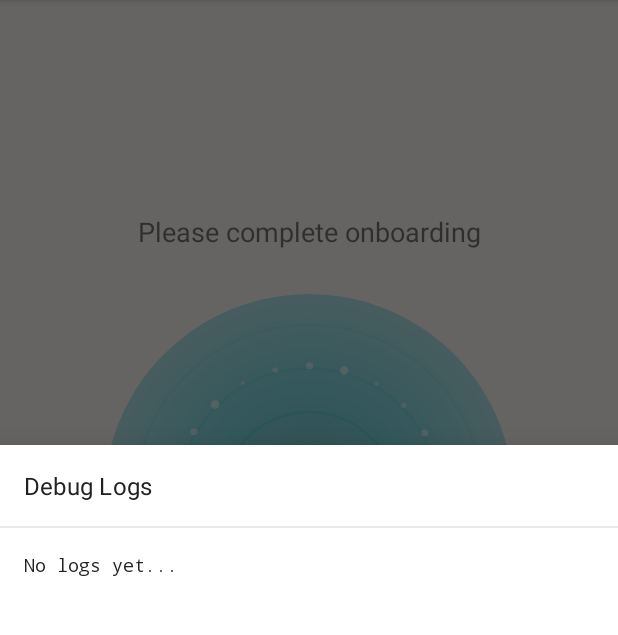
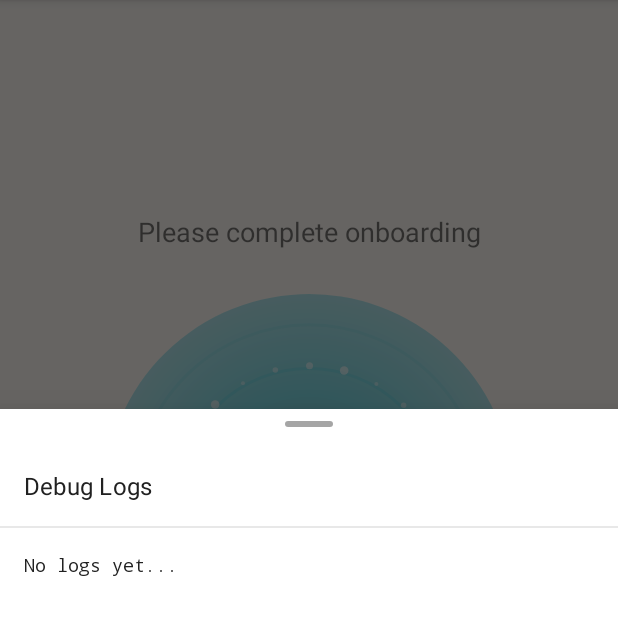
Before and after one commit to mrsheepuk/ha-live, an Android app: the fragment DebugLogsBottomSheet placed in its activity, on a phone screen of 412 x 824 dp, the part 84-719 px from its top. Run offline under Robolectric (Android 15) with nearby library versions, the phone set to English and light mode, and no system bars; 1 statement that could not run was skipped.

Commit message:
Fix debug log scroll conflict with bottom sheet drawer (#39)
- Replace ScrollView with NestedScrollView for better scroll coordination
- Add drag handle UI element (32dp × 4dp rounded bar) for visual affordance
- Configure BottomSheetBehavior to skip collapsed state and always expand
- Prevents scroll gestures from triggering drawer dismissal

Co-authored-by: Claude <noreply@anthropic.com>

```diff
--- a/app/app/src/main/java/uk/co/mrsheep/halive/ui/DebugLogsBottomSheet.kt
+++ b/app/app/src/main/java/uk/co/mrsheep/halive/ui/DebugLogsBottomSheet.kt
@@ -4,9 +4,11 @@ import android.os.Bundle
 import android.view.LayoutInflater
 import android.view.View
 import android.view.ViewGroup
-import android.widget.ScrollView
 import android.widget.TextView
+import androidx.core.widget.NestedScrollView
 import androidx.lifecycle.lifecycleScope
+import com.google.android.material.bottomsheet.BottomSheetBehavior
+import com.google.android.material.bottomsheet.BottomSheetDialog
 import com.google.android.material.bottomsheet.BottomSheetDialogFragment
 import kotlinx.coroutines.launch
 import uk.co.mrsheep.halive.R
@@ -15,7 +17,7 @@ import uk.co.mrsheep.halive.core.LogEntry
 class DebugLogsBottomSheet : BottomSheetDialogFragment() {
 
     private lateinit var debugLogText: TextView
-    private lateinit var debugLogScrollView: ScrollView
+    private lateinit var debugLogScrollView: NestedScrollView
 
     companion object {
         fun newInstance(): DebugLogsBottomSheet {
@@ -37,6 +39,12 @@ class DebugLogsBottomSheet : BottomSheetDialogFragment() {
         // Find views
         debugLogText = view.findViewById(R.id.debugLogText)
         debugLogScrollView = view.findViewById(R.id.debugLogScrollView)
+
+        // Configure bottom sheet behavior for better scroll handling
+        (dialog as? BottomSheetDialog)?.behavior?.apply {
+            skipCollapsed = true
+            state = BottomSheetBehavior.STATE_EXPANDED
+        }
 
         // Get the MainActivity's viewModel
         val viewModel = (requireActivity() as MainActivity).provideViewModel()
--- /dev/null
+++ b/app/app/src/main/res/drawable/drag_handle_background.xml
@@ -0,0 +1,6 @@
+<?xml version="1.0" encoding="utf-8"?>
+<shape xmlns:android="http://schemas.android.com/apk/res/android"
+    android:shape="rectangle">
+    <solid android:color="?attr/colorOnSurface" />
+    <corners android:radius="2dp" />
+</shape>
--- a/app/app/src/main/res/layout/fragment_debug_logs_bottom_sheet.xml
+++ b/app/app/src/main/res/layout/fragment_debug_logs_bottom_sheet.xml
@@ -5,6 +5,16 @@
     android:layout_height="wrap_content"
     android:orientation="vertical"
     android:paddingBottom="16dp">
+
+    <!-- Drag Handle -->
+    <View
+        android:layout_width="32dp"
+        android:layout_height="4dp"
+        android:layout_gravity="center_horizontal"
+        android:layout_marginTop="8dp"
+        android:layout_marginBottom="12dp"
+        android:background="@drawable/drag_handle_background"
+        android:alpha="0.4" />
 
     <!-- Header -->
     <TextView
@@ -22,8 +32,8 @@
         android:background="?attr/colorOnSurface"
         android:alpha="0.1" />
 
-    <!-- Log Content ScrollView -->
-    <ScrollView
+    <!-- Log Content NestedScrollView -->
+    <androidx.core.widget.NestedScrollView
         android:id="@+id/debugLogScrollView"
         android:layout_width="match_parent"
         android:layout_height="400dp"
@@ -38,6 +48,6 @@
             android:textSize="12sp"
             android:textColor="?attr/colorOnSurface" />
 
-    </ScrollView>
+    </androidx.core.widget.NestedScrollView>
 
 </LinearLayout>
```
